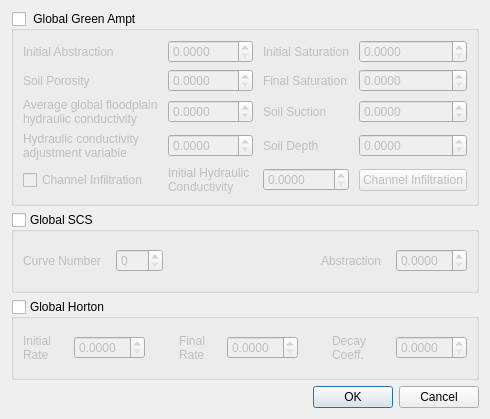
The window that flo2d/ui/infil_global.ui (FLO-2DSoftware/qgis-flo-2d-plugin) describes before a commit, drawn with Qt 5.
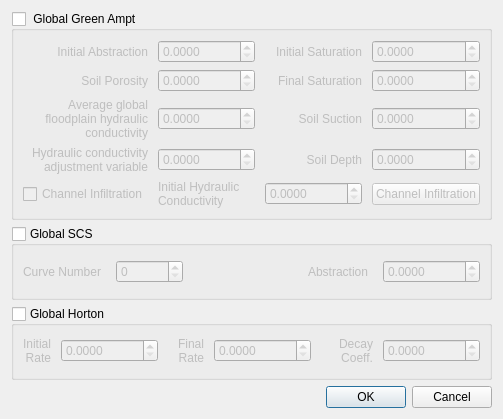
The same window after the commit.

What changed in the file:
```diff
--- a/flo2d/ui/infil_global.ui
+++ b/flo2d/ui/infil_global.ui
@@ -40,6 +40,9 @@
         <property name="decimals">
          <number>4</number>
         </property>
+        <property name="maximum">
+         <double>100000.000000000000000</double>
+        </property>
        </widget>
       </item>
       <item row="4" column="1">
@@ -86,6 +89,9 @@
         <property name="text">
          <string>&lt;html&gt;&lt;head/&gt;&lt;body&gt;&lt;p&gt;Hydraulic conductivity adjustment variable&lt;/p&gt;&lt;/body&gt;&lt;/html&gt;</string>
         </property>
+        <property name="alignment">
+         <set>Qt::AlignRight|Qt::AlignTrailing|Qt::AlignVCenter</set>
+        </property>
         <property name="wordWrap">
          <bool>true</bool>
         </property>
@@ -96,6 +102,9 @@
         <property name="decimals">
          <number>4</number>
         </property>
+        <property name="maximum">
+         <double>100000.000000000000000</double>
+        </property>
        </widget>
       </item>
       <item row="3" column="2">
@@ -103,6 +112,9 @@
         <property name="text">
          <string>Soil Depth</string>
         </property>
+        <property name="alignment">
+         <set>Qt::AlignRight|Qt::AlignTrailing|Qt::AlignVCenter</set>
+        </property>
         <property name="wordWrap">
          <bool>true</bool>
         </property>
@@ -113,6 +125,9 @@
         <property name="decimals">
          <number>4</number>
         </property>
+        <property name="maximum">
+         <double>100000.000000000000000</double>
+        </property>
        </widget>
       </item>
       <item row="2" column="0">
@@ -120,6 +135,9 @@
         <property name="text">
          <string>Average global floodplain hydraulic conductivity</string>
         </property>
+        <property name="alignment">
+         <set>Qt::AlignRight|Qt::AlignTrailing|Qt::AlignVCenter</set>
+        </property>
         <property name="wordWrap">
          <bool>true</bool>
         </property>
@@ -130,6 +148,9 @@
         <property name="decimals">
          <number>4</number>
         </property>
+        <property name="maximum">
+         <double>100000.000000000000000</double>
+        </property>
        </widget>
       </item>
       <item row="2" column="2">
@@ -137,6 +158,9 @@
         <property name="text">
          <string>Soil Suction</string>
         </property>
+        <property name="alignment">
+         <set>Qt::AlignRight|Qt::AlignTrailing|Qt::AlignVCenter</set>
+        </property>
         <property name="wordWrap">
          <bool>true</bool>
         </property>
@@ -147,6 +171,9 @@
         <property name="decimals">
          <number>4</number>
         </property>
+        <property name="maximum">
+         <double>100000.000000000000000</double>
+        </property>
        </widget>
       </item>
       <item row="1" column="0">
@@ -154,6 +181,9 @@
         <property name="text">
          <string>Soil Porosity</string>
         </property>
+        <property name="alignment">
+         <set>Qt::AlignRight|Qt::AlignTrailing|Qt::AlignVCenter</set>
+        </property>
         <property name="wordWrap">
          <bool>true</bool>
         </property>
@@ -164,6 +194,9 @@
         <property name="text">
          <string>Initial Abstraction</string>
         </property>
+        <property name="alignment">
+         <set>Qt::AlignRight|Qt::AlignTrailing|Qt::AlignVCenter</set>
+        </property>
         <property name="wordWrap">
          <bool>true</bool>
         </property>
@@ -174,6 +207,9 @@
         <property name="decimals">
          <number>4</number>
         </property>
+        <property name="maximum">
+         <double>100000.000000000000000</double>
+        </property>
        </widget>
       </item>
       <item row="0" column="1">
@@ -181,6 +217,9 @@
         <property name="decimals">
          <number>4</number>
         </property>
+        <property name="maximum">
+         <double>100000.000000000000000</double>
+        </property>
        </widget>
       </item>
       <item row="0" column="2">
@@ -188,6 +227,9 @@
         <property name="text">
          <string>Initial Saturation</string>
         </property>
+        <property name="alignment">
+         <set>Qt::AlignRight|Qt::AlignTrailing|Qt::AlignVCenter</set>
+        </property>
         <property name="wordWrap">
          <bool>true</bool>
         </property>
@@ -198,6 +240,9 @@
         <property name="text">
          <string>Final Saturation</string>
         </property>
+        <property name="alignment">
+         <set>Qt::AlignRight|Qt::AlignTrailing|Qt::AlignVCenter</set>
+        </property>
         <property name="wordWrap">
          <bool>true</bool>
         </property>
@@ -208,6 +253,9 @@
         <property name="decimals">
          <number>4</number>
         </property>
+        <property name="maximum">
+         <double>100000.000000000000000</double>
+        </property>
        </widget>
       </item>
       <item row="1" column="3">
@@ -215,6 +263,9 @@
         <property name="decimals">
          <number>4</number>
         </property>
+        <property name="maximum">
+         <double>100000.000000000000000</double>
+        </property>
        </widget>
       </item>
      </layout>
@@ -246,6 +297,9 @@
         <property name="decimals">
          <number>0</number>
         </property>
+        <property name="maximum">
+         <double>100000.000000000000000</double>
+        </property>
        </widget>
       </item>
       <item row="0" column="4">
@@ -253,6 +307,9 @@
         <property name="decimals">
          <number>4</number>
         </property>
+        <property name="maximum">
+         <double>100000.000000000000000</double>
+        </property>
        </widget>
       </item>
       <item row="0" column="3">
@@ -260,6 +317,9 @@
         <property name="text">
          <string>Abstraction</string>
         </property>
+        <property name="alignment">
+         <set>Qt::AlignRight|Qt::AlignTrailing|Qt::AlignVCenter</set>
+        </property>
         <property name="wordWrap">
          <bool>true</bool>
         </property>
@@ -270,6 +330,9 @@
         <property name="text">
          <string>Curve Number</string>
         </property>
+        <property name="alignment">
+         <set>Qt::AlignRight|Qt::AlignTrailing|Qt::AlignVCenter</set>
+        </property>
         <property name="wordWrap">
          <bool>true</bool>
         </property>
@@ -314,6 +377,9 @@
         <property name="text">
          <string>Final Rate</string>
         </property>
+        <property name="alignment">
+         <set>Qt::AlignRight|Qt::AlignTrailing|Qt::AlignVCenter</set>
+        </property>
         <property name="wordWrap">
          <bool>true</bool>
         </property>
@@ -324,6 +390,9 @@
         <property name="decimals">
          <number>4</number>
         </property>
+        <property name="maximum">
+         <double>100000.000000000000000</double>
+        </property>
        </widget>
       </item>
       <item row="0" column="6">
@@ -331,6 +400,9 @@
         <property name="text">
          <string>Decay Coeff.</string>
         </property>
+        <property name="alignment">
+         <set>Qt::AlignRight|Qt::AlignTrailing|Qt::AlignVCenter</set>
+        </property>
         <property name="wordWrap">
          <bool>true</bool>
         </property>
@@ -341,6 +413,9 @@
         <property name="decimals">
          <number>4</number>
         </property>
+        <property name="maximum">
+         <double>100000.000000000000000</double>
+        </property>
        </widget>
       </item>
       <item row="0" column="7">
@@ -348,6 +423,9 @@
         <property name="decimals">
          <number>4</number>
         </property>
+        <property name="maximum">
+         <double>100000.000000000000000</double>
+        </property>
        </widget>
       </item>
       <item row="0" column="0">
@@ -355,6 +433,9 @@
         <property name="text">
          <string>Initial Rate</string>
         </property>
+        <property name="alignment">
+         <set>Qt::AlignRight|Qt::AlignTrailing|Qt::AlignVCenter</set>
+        </property>
         <property name="wordWrap">
          <bool>true</bool>
         </property>
```
